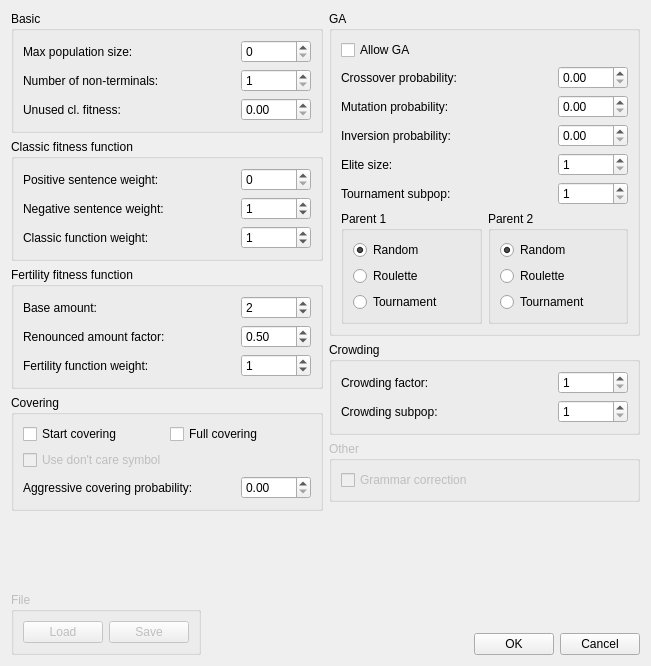
The window that gui/SettingsDialog.ui (sjedrysiak/gcse) describes before a commit, drawn with Qt 5.
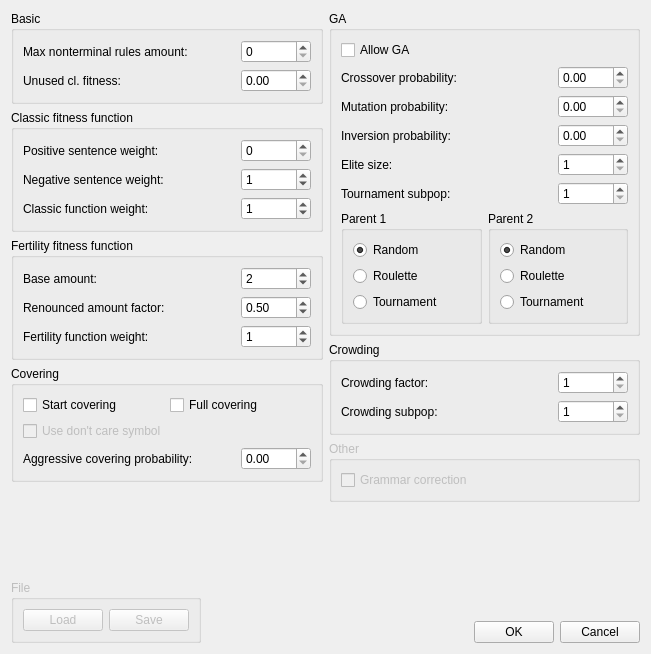
The same window after the commit.

Diff of the .ui file:
```diff
--- a/gui/SettingsDialog.ui
+++ b/gui/SettingsDialog.ui
@@ -9,7 +9,7 @@
     <x>0</x>
     <y>0</y>
     <width>651</width>
-    <height>666</height>
+    <height>654</height>
    </rect>
   </property>
   <property name="sizePolicy" >
@@ -35,7 +35,7 @@
           <item row="0" column="0" >
            <widget class="QLabel" name="lblPopulationSize" >
             <property name="text" >
-             <string>Max population size:</string>
+             <string>Max nonterminal rules amount:</string>
             </property>
             <property name="buddy" >
              <cstring>sbxPopulationSize</cstring>
@@ -59,38 +59,6 @@
            </widget>
           </item>
           <item row="1" column="0" >
-           <widget class="QLabel" name="lblNonterminals" >
-            <property name="text" >
-             <string>Number of non-terminals:</string>
-            </property>
-            <property name="buddy" >
-             <cstring>sbxNonterminals</cstring>
-            </property>
-           </widget>
-          </item>
-          <item row="1" column="1" >
-           <widget class="QSpinBox" name="sbxNonterminals" >
-            <property name="sizePolicy" >
-             <sizepolicy vsizetype="Fixed" hsizetype="Fixed" >
-              <horstretch>0</horstretch>
-              <verstretch>0</verstretch>
-             </sizepolicy>
-            </property>
-            <property name="minimumSize" >
-             <size>
-              <width>70</width>
-              <height>0</height>
-             </size>
-            </property>
-            <property name="minimum" >
-             <number>1</number>
-            </property>
-            <property name="maximum" >
-             <number>30</number>
-            </property>
-           </widget>
-          </item>
-          <item row="2" column="0" >
            <widget class="QLabel" name="lblUnusedFitness" >
             <property name="text" >
              <string>Unused cl. fitness:</string>
@@ -100,7 +68,7 @@
             </property>
            </widget>
           </item>
-          <item row="2" column="1" >
+          <item row="1" column="1" >
            <widget class="QDoubleSpinBox" name="sbxUnusedFitness" >
             <property name="sizePolicy" >
              <sizepolicy vsizetype="Fixed" hsizetype="Fixed" >
```
Left out of the diff: 7 changed lines with no effect on the pictures.
